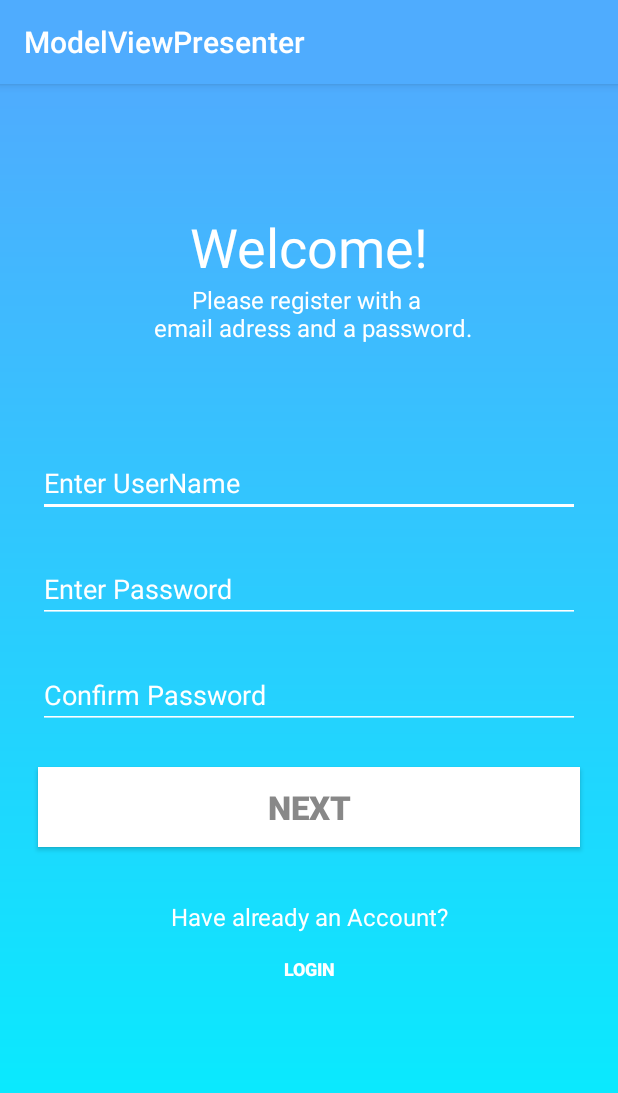
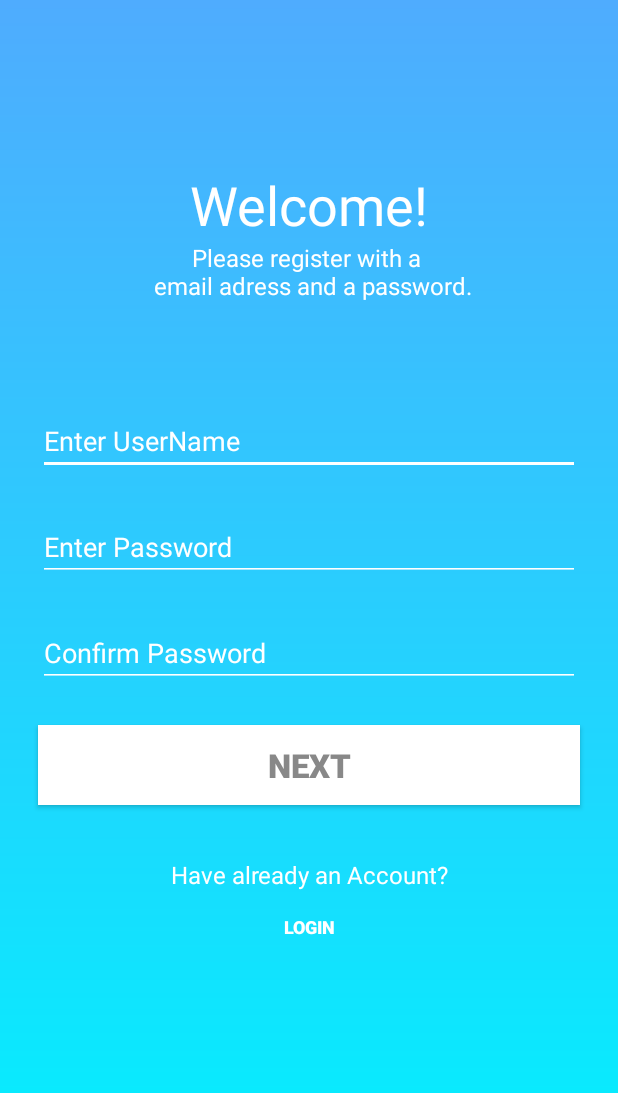
Before and after one commit to KanniX94/MobileComputing, an Android app: the RegView screen opened directly, with no data from a screen before it, on a phone screen of 412 x 824 dp. Shown: the top 1093 px of the screen. Run offline under Robolectric (Android 15) with nearby library versions, the light colour scheme and no system bars.

Commit message:
solve bug fixes for demonstration

```diff
--- a/app/src/main/java/com/example/modelviewpresenter/Activities/MainActivity.java
+++ b/app/src/main/java/com/example/modelviewpresenter/Activities/MainActivity.java
@@ -84,8 +84,8 @@ public class MainActivity extends AppCompatActivity implements LoginView, Downlo
                     break;
                 case R.id.btGoToReg:
                     //mRegisterPresenter.moveToRegisterView();
-                    //moveToRegPage();
-                    startActivity(new Intent(MainActivity.this, FirstLoginView.class));
+                    moveToRegPage();
+                    //startActivity(new Intent(MainActivity.this, FirstLoginView.class));
 
                     break;
             }
--- a/app/src/main/java/com/example/modelviewpresenter/Activities/RegView.java
+++ b/app/src/main/java/com/example/modelviewpresenter/Activities/RegView.java
@@ -24,7 +24,7 @@ public class RegView extends AppCompatActivity implements RegisterView, Download
 
     EditText etrUserName, etrPassword, etrConfirmPassword;
     RegisterPresenter mRegisterPresenter;
-    Button btnRegister;
+    Button btnRegister, btGoToLog;
 
 
     // Keep a reference to the NetworkFragment, which owns the AsyncTask object
@@ -49,6 +49,7 @@ public class RegView extends AppCompatActivity implements RegisterView, Download
         mRegisterPresenter = new RegPresenterImpl(RegView.this);
 
         btnRegister = findViewById(R.id.btnRegister);
+        btGoToLog = findViewById(R.id.btGoToLog);
         //btnRegister.setOnClickListener(this);
 
         //textView = this.findViewById(R.id.textView);
@@ -61,6 +62,7 @@ public class RegView extends AppCompatActivity implements RegisterView, Download
     public void defineButton() {
         findViewById(R.id.btnRegister).setOnClickListener(buttonClickListener);
         findViewById(R.id.textAlreadyRegist).setOnClickListener(buttonClickListener);
+        findViewById(R.id.btGoToLog).setOnClickListener(buttonClickListener);
 
     }
 
--- a/app/src/main/java/com/example/modelviewpresenter/Model/RegPresenterImpl.java
+++ b/app/src/main/java/com/example/modelviewpresenter/Model/RegPresenterImpl.java
@@ -24,7 +24,7 @@ public class RegPresenterImpl implements RegisterPresenter {
         }
         else{
 
-            if(password.equals(confirmPassword) && password.length() == 8){
+            if(password.equals(confirmPassword) && password.length() >= 8){
 
                 //Put logic of fragment here
 
--- a/app/src/main/res/values/styles.xml
+++ b/app/src/main/res/values/styles.xml
@@ -1,7 +1,7 @@
 <resources>
 
     <!-- Base application theme. -->
-    <style name="AppTheme" parent="Theme.AppCompat.Light.DarkActionBar">
+    <style name="AppTheme" parent="Theme.AppCompat.Light.NoActionBar">
         <!-- Customize your theme here. -->
         <item name="colorPrimary">@color/colorPrimary</item>
         <item name="colorAccent">@color/colorAccent</item>
```
